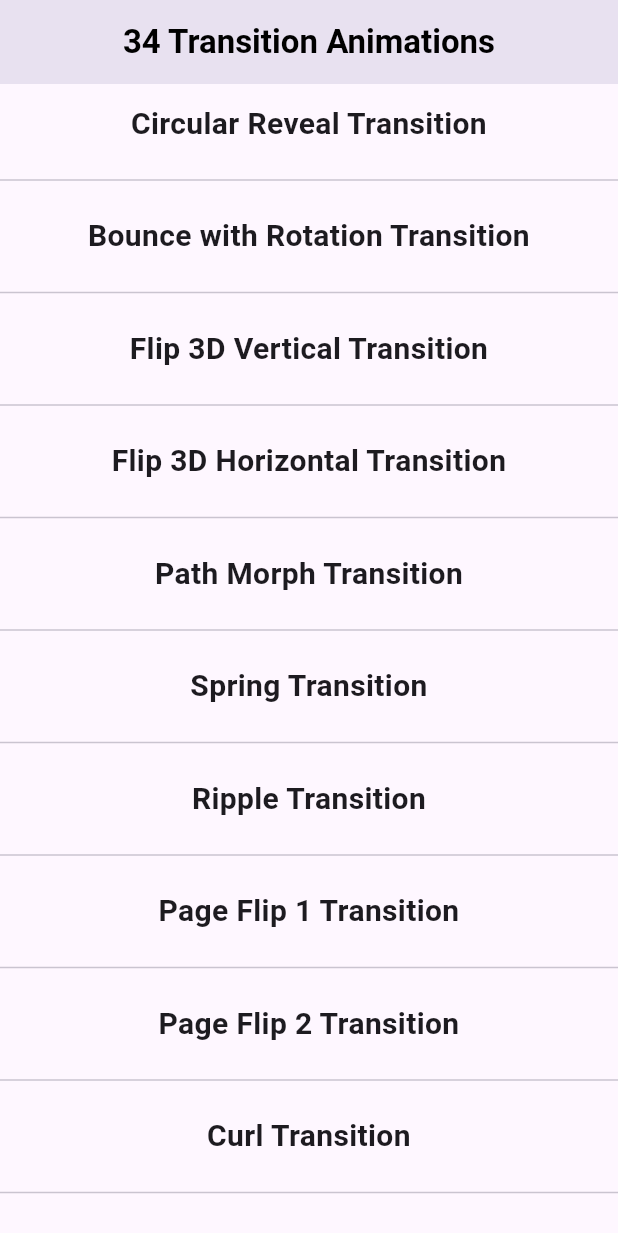
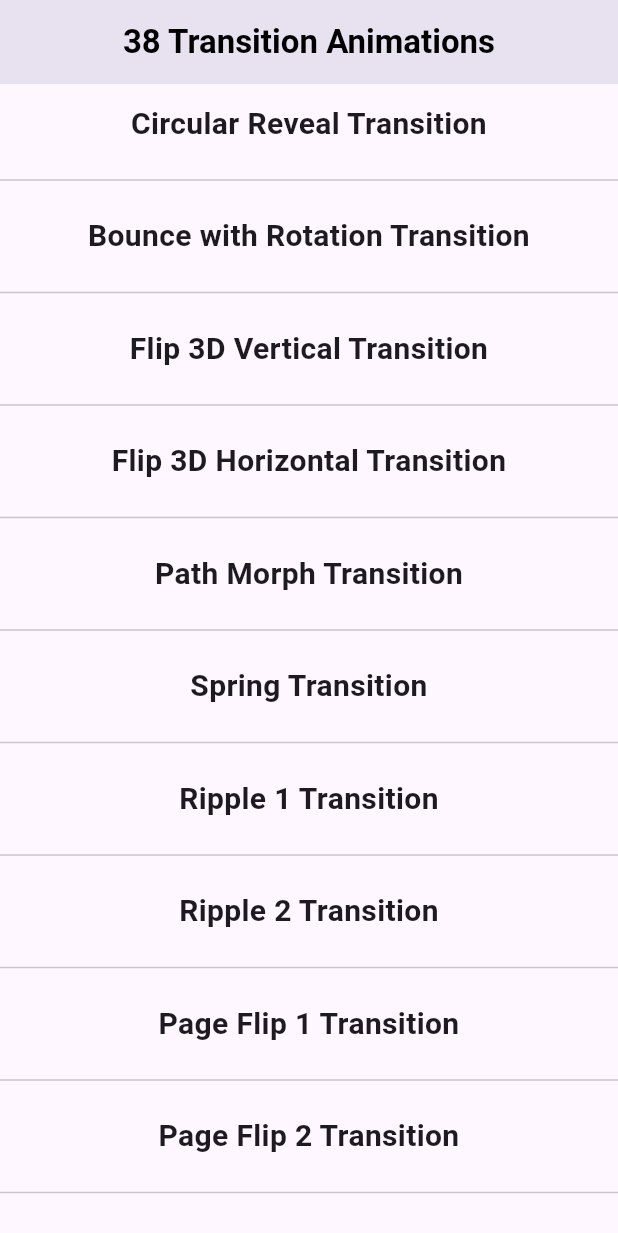
Before and after one commit to ParimSsme/screen_transitions, a Flutter app: the screen it shows after launch, scrolled down 1728 dp, on a phone screen of 412 x 824 dp. Shown: the top 1233 px of the screen. Run offline on Flutter 3.47's test engine with Material 3 defaults, Android fonts, the phone set to English and light mode, and no system bars.

Commit message:
add 4 screen transitions

```diff
--- a/lib/main.dart
+++ b/lib/main.dart
@@ -7,6 +7,7 @@ import 'package:screen_transitions/page_routes/circular_reveal.dart';
 import 'package:screen_transitions/page_routes/cross_fade.dart';
 import 'package:screen_transitions/page_routes/curl_page.dart';
 import 'package:screen_transitions/page_routes/diagonal_slide.dart';
+import 'package:screen_transitions/page_routes/diagonal_wipe.dart';
 import 'package:screen_transitions/page_routes/elastic.dart';
 import 'package:screen_transitions/page_routes/fade.dart';
 import 'package:screen_transitions/page_routes/flip_3d_horizontal.dart';
@@ -20,7 +21,8 @@ import 'package:screen_transitions/page_routes/page_flip_1.dart';
 import 'package:screen_transitions/page_routes/page_flip_2.dart';
 import 'package:screen_transitions/page_routes/parallax_zoom.dart';
 import 'package:screen_transitions/page_routes/path_morph.dart';
-import 'package:screen_transitions/page_routes/ripple.dart';
+import 'package:screen_transitions/page_routes/ripple1.dart';
+import 'package:screen_transitions/page_routes/ripple2.dart';
 import 'package:screen_transitions/page_routes/rotate.dart';
 import 'package:screen_transitions/page_routes/scale_rotate.dart';
 import 'package:screen_transitions/page_routes/shape_morph.dart';
@@ -30,6 +32,8 @@ import 'package:screen_transitions/page_routes/slide_from_left.dart';
 import 'package:screen_transitions/page_routes/slide_from_right.dart';
 import 'package:screen_transitions/page_routes/slide_from_top.dart';
 import 'package:screen_transitions/page_routes/slide_scale_fade.dart';
+import 'package:screen_transitions/page_routes/sliding_panels.dart';
+import 'package:screen_transitions/page_routes/spiral.dart';
 import 'package:screen_transitions/page_routes/spring.dart';
 import 'package:screen_transitions/page_routes/zoom_in.dart';
 import 'package:screen_transitions/page_routes/zoom_out.dart';
@@ -63,10 +67,7 @@ class HomeScreen extends StatelessWidget {
   final transitions = [
     {'name': 'Fade Transition', 'route': (page) => Fade(page: page)},
     {'name': 'Slide From Left', 'route': (page) => SlideFromLeft(page: page)},
-    {
-      'name': 'Slide From Right',
-      'route': (page) => SlideFromRight(page: page)
-    },
+    {'name': 'Slide From Right', 'route': (page) => SlideFromRight(page: page)},
     {
       'name': 'Slide From Bottom',
       'route': (page) => SlideFromBottom(page: page)
@@ -92,10 +93,7 @@ class HomeScreen extends StatelessWidget {
       'name': 'Flip Vertical Transition',
       'route': (page) => FlipVertical(page: page)
     },
-    {
-      'name': 'Slide Fade Transition',
-      'route': (page) => SlideFade(page: page)
-    },
+    {'name': 'Slide Fade Transition', 'route': (page) => SlideFade(page: page)},
     {
       'name': 'Scale Rotate Transition',
       'route': (page) => ScaleRotate(page: page)
@@ -120,55 +118,55 @@ class HomeScreen extends StatelessWidget {
     {
       'name': 'Gaussian Blur Transition',
       'route': (page) => GaussianBlur(page: page)
-    },{
+    },
+    {
       'name': 'Blur to Clear Transition',
       'route': (page) => BlurToClear(page: page)
-    },{
+    },
+    {
       'name': 'Parallax Zoom Transition',
       'route': (page) => ParallaxZoom(page: page)
-    },{
+    },
+    {
       'name': 'Circular Reveal Transition',
       'route': (page) => CircularReveal(page: page)
-    },{
+    },
+    {
       'name': 'Bounce with Rotation Transition',
       'route': (page) => BounceWithRotation(page: page)
-    },{
+    },
+    {
       'name': 'Flip 3D Vertical Transition',
       'route': (page) => Flip3dVertical(page: page)
-    },{
+    },
+    {
       'name': 'Flip 3D Horizontal Transition',
       'route': (page) => Flip3dHorizontal(page: page)
-    },{
-      'name': 'Path Morph Transition',
-      'route': (page) => PathMorph(page: page)
-    },{
-      'name': 'Spring Transition',
-      'route': (page) => Spring(page: page)
     },
-    {
-      'name': 'Ripple Transition',
-      'route': (page) => Ripple(page: page)
-    },
+    {'name': 'Path Morph Transition', 'route': (page) => PathMorph(page: page)},
+    {'name': 'Spring Transition', 'route': (page) => Spring(page: page)},
+    {'name': 'Ripple 1 Transition', 'route': (page) => Ripple1(page: page)},
+    {'name': 'Ripple 2 Transition', 'route': (page) => Ripple2(page: page)},
     {
       'name': 'Page Flip 1 Transition',
       'route': (page) => PageFlip1(page: page)
-    },{
+    },
+    {
       'name': 'Page Flip 2 Transition',
       'route': (page) => PageFlip2(page: page)
-    },{
-      'name': 'Curl Transition',
-      'route': (page) => CurlPage(page: page)
-    },{
-      'name': 'Accordion Transition',
-      'route': (page) => Accordion(page: page)
     },
+    {'name': 'Curl Transition', 'route': (page) => CurlPage(page: page)},
+    {'name': 'Accordion Transition', 'route': (page) => Accordion(page: page)},
+    {'name': 'Spiral Transition', 'route': (page) => Spiral(page: page)},
+    {'name': 'Diagonal Wipe Transition', 'route': (page) => DiagonalWipe(page: page)},
+    {'name': 'Sliding Panels Transition', 'route': (page) => SlidingPanels(page: page)},
   ];
 
   @override
   Widget build(BuildContext context) {
-
     return Scaffold(
-      appBar: AppBar(title: Text('${transitions.length} Transition Animations')),
+      appBar:
+          AppBar(title: Text('${transitions.length} Transition Animations')),
       body: ListView.separated(
         itemCount: transitions.length,
         itemBuilder: (context, index) {
@@ -178,7 +176,8 @@ class HomeScreen extends StatelessWidget {
               if (context.mounted) {
                 Navigator.push(
                   context,
-                  (transition['route'] as Function)(DetailsScreen(name: transition['name'] as String)),
+                  (transition['route'] as Function)(
+                      DetailsScreen(name: transition['name'] as String)),
                 );
               }
             },
@@ -207,8 +206,9 @@ class _ListItem extends StatelessWidget {
         name,
         textAlign: TextAlign.center,
         style: const TextStyle(
-            fontSize: 20,
-            fontWeight: FontWeight.bold,),
+          fontSize: 20,
+          fontWeight: FontWeight.bold,
+        ),
       ),
     );
   }
--- /dev/null
+++ b/lib/page_routes/diagonal_wipe.dart
@@ -0,0 +1,15 @@
+import 'package:flutter/cupertino.dart';
+
+class DiagonalWipe extends PageRouteBuilder {
+  final Widget page;
+
+  DiagonalWipe({required this.page})
+      : super(
+    pageBuilder: (context, animation, secondaryAnimation) => page,
+    transitionsBuilder: (context, animation, secondaryAnimation, child) {
+      final offset = Tween(begin: Offset(1, -1), end: Offset.zero).animate(animation);
+      return SlideTransition(position: offset, child: page);
+    },
+    transitionDuration: const Duration(seconds: 2),
+  );
+}
--- a/lib/page_routes/ripple.dart
+++ b/lib/page_routes/ripple1.dart
@@ -1,9 +1,9 @@
 import 'package:flutter/material.dart';
 
-class Ripple extends PageRouteBuilder {
+class Ripple1 extends PageRouteBuilder {
   final Widget page;
 
-  Ripple({required this.page})
+  Ripple1({required this.page})
       : super(
     pageBuilder: (context, animation, secondaryAnimation) => page,
     transitionsBuilder: (context, animation, secondaryAnimation, child) {
--- /dev/null
+++ b/lib/page_routes/ripple2.dart
@@ -0,0 +1,42 @@
+import 'package:flutter/material.dart';
+
+class Ripple2 extends PageRouteBuilder {
+  final Widget page;
+
+  Ripple2({required this.page})
+      : super(
+    pageBuilder: (context, animation, secondaryAnimation) => page,
+    transitionsBuilder: (context, animation, secondaryAnimation, child) {
+      return Stack(
+        children: [
+          Positioned.fill(
+            child: ClipPath(
+              clipper: RippleClipper(animation.value),
+              child: Container(color: Colors.blue),
+            ),
+          ),
+          FadeTransition(
+            opacity: animation,
+            child: child,
+          ),
+        ],
+      );
+    },
+    transitionDuration: Duration(seconds: 2),
+  );
+}
+
+class RippleClipper extends CustomClipper<Path> {
+  final double progress;
+
+  RippleClipper(this.progress);
+
+  @override
+  Path getClip(Size size) {
+    double radius = size.longestSide * progress;
+    return Path()..addOval(Rect.fromCircle(center: size.center(Offset.zero), radius: radius));
+  }
+
+  @override
+  bool shouldReclip(covariant CustomClipper<Path> oldClipper) => false;
+}
--- /dev/null
+++ b/lib/page_routes/sliding_panels.dart
@@ -0,0 +1,28 @@
+import 'package:flutter/cupertino.dart';
+
+class SlidingPanels extends PageRouteBuilder {
+  final Widget page;
+
+  SlidingPanels({required this.page})
+      : super(
+    pageBuilder: (context, animation, secondaryAnimation) => page,
+    transitionsBuilder: (context, animation, secondaryAnimation, child) {
+      final slideOut = Tween<Offset>(begin: Offset.zero, end: Offset(-1.0, 0.0)).animate(animation);
+      final slideIn = Tween<Offset>(begin: Offset(1.0, 0.0), end: Offset.zero).animate(animation);
+
+      return Stack(
+        children: [
+          SlideTransition(
+            position: slideOut,
+            child: child,
+          ),
+          SlideTransition(
+            position: slideIn,
+            child: page,
+          ),
+        ],
+      );
+    },
+    transitionDuration: const Duration(seconds: 1),
+  );
+}
--- /dev/null
+++ b/lib/page_routes/spiral.dart
@@ -0,0 +1,22 @@
+import 'dart:math';
+import 'package:flutter/cupertino.dart';
+
+class Spiral extends PageRouteBuilder {
+  final Widget page;
+
+  Spiral({required this.page})
+      : super(
+    pageBuilder: (context, animation, secondaryAnimation) => page,
+    transitionsBuilder: (context, animation, secondaryAnimation, child) {
+      final scale = Tween(begin: 0.0, end: 1.0).animate(animation);
+      return Transform(
+        alignment: Alignment.center,
+        transform: Matrix4.identity()
+          ..scale(scale.value)
+          ..rotateZ(animation.value * 2 * pi),
+        child: child,
+      );
+    },
+    transitionDuration: const Duration(seconds: 2),
+  );
+}
```
